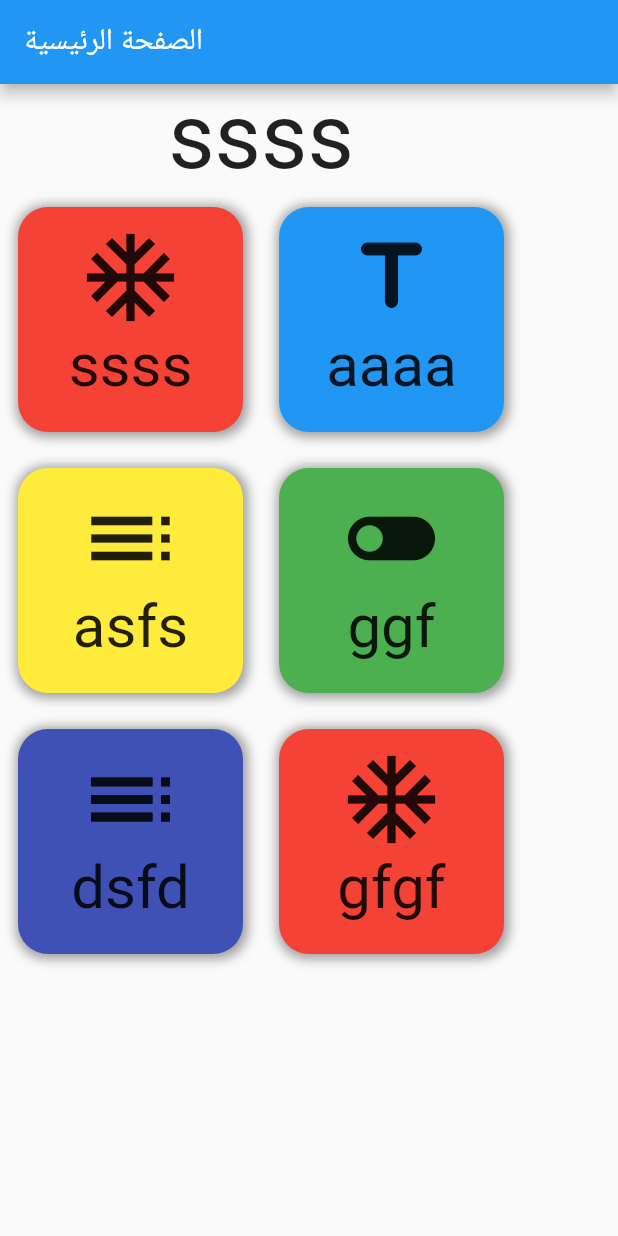
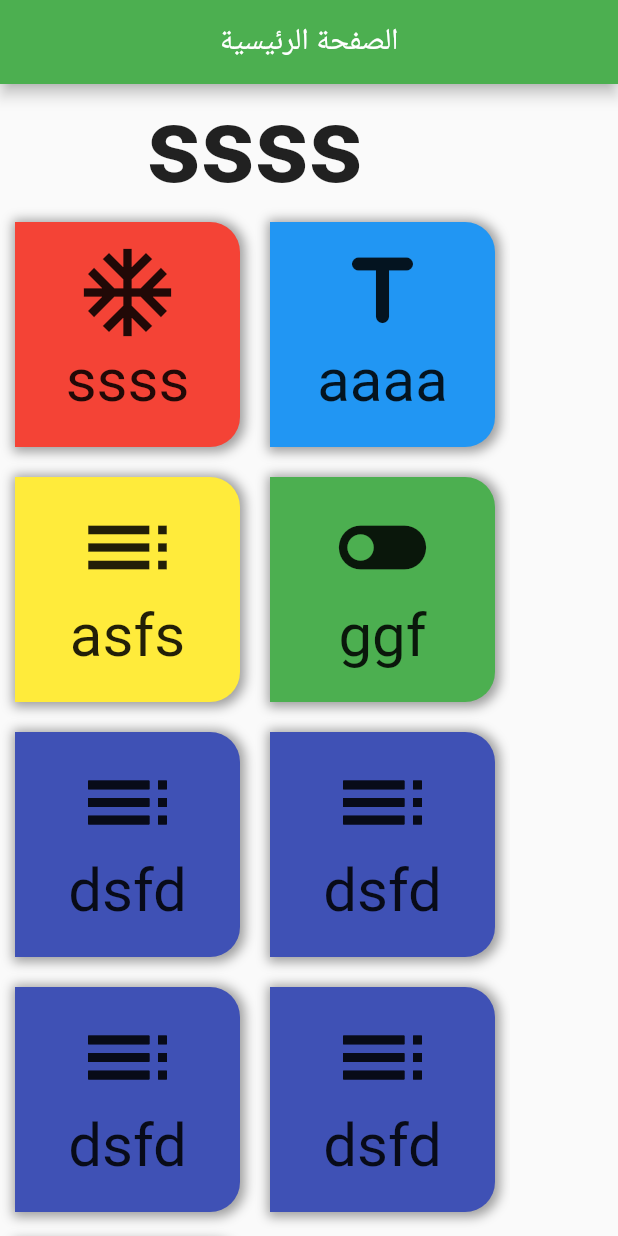
Before and after one commit to ajnaf/flutter_course, a Flutter app: the screen it shows after launch, after a tap on "ssss", on a phone screen of 412 x 824 dp. Run offline on Flutter 3.47's test engine with Material 2 defaults, Android fonts, the phone set to English and light mode, and no system bars.

Commit message:
mvvm lesson

```diff
--- a/lib/home_page.dart
+++ /dev/null
@@ -1,116 +0,0 @@
-import 'package:flutter/material.dart';
-
-class DataModel {
-  final IconData icon;
-  final String title;
-  final Color color;
-
-  DataModel({
-    this.icon,
-    this.title,
-    this.color = Colors.indigo,
-  });
-}
-
-class HomePage extends StatefulWidget {
-  final String titlePage;
-
-  HomePage({Key key, this.titlePage}) : super(key: key);
-
-  @override
-  _HomePageState createState() => _HomePageState();
-}
-
-class _HomePageState extends State<HomePage> {
-  String text = '';
-
-  final List<DataModel> data = [
-    DataModel(icon: Icons.ac_unit_outlined, title: 'ssss', color: Colors.red),
-    DataModel(icon: Icons.title_rounded, title: 'aaaa', color: Colors.blue),
-    DataModel(icon: Icons.toc_outlined, title: 'asfs', color: Colors.yellow),
-    DataModel(icon: Icons.toggle_off, title: 'ggf', color: Colors.green),
-    DataModel(
-      icon: Icons.toc_sharp,
-      title: 'dsfd',
-    ),
-    DataModel(icon: Icons.ac_unit_outlined, title: 'gfgf', color: Colors.red),
-  ];
-
-  @override
-  Widget build(BuildContext context) {
-    return Scaffold(
-      appBar: AppBar(
-        title: Text(widget.titlePage),
-      ),
-      body: SingleChildScrollView(
-        child: Column(
-          children: [
-            Text(
-              text,
-              style: TextStyle(fontSize: 60),
-            ),
-            Wrap(
-              direction: Axis.horizontal,
-              children: [
-                for (DataModel d in data)
-                  InkWell(
-                    onTap: () {
-                      setState(() {
-                        text = d.title;
-                        print(d.title);
-                      });
-                    },
-                    child: CustomContainer(
-                      d: d,
-                      title: d.title,
-                      icon: d.icon,
-                    ),
-                  ),
-              ],
-            ),
-          ],
-        ),
-      ),
-    );
-  }
-}
-
-class CustomContainer extends StatelessWidget {
-  final DataModel d;
-  final String title;
-  final IconData icon;
-  const CustomContainer({Key key, this.d, this.title, this.icon})
-      : super(key: key);
-  @override
-  Widget build(BuildContext context) {
-    return Container(
-      height: 150,
-      width: 150,
-      padding: EdgeInsets.all(12),
-      margin: EdgeInsets.all(12),
-      decoration: BoxDecoration(
-          borderRadius: BorderRadius.circular(20),
-          // border: Border.all(color: Colors.black, width: 4),
-          color: d.color,
-          boxShadow: [
-            BoxShadow(
-                offset: Offset(1, 1),
-                blurRadius: 6,
-                spreadRadius: 2,
-                color: Colors.grey)
-          ]),
-      child: Column(
-        children: [
-          Icon(
-            icon,
-            size: 70,
-          ),
-          Text(
-            d.title,
-            style: TextStyle(fontSize: 40),
-          ),
-        ],
-      ),
-    );
-  }
-}
--- a/lib/main.dart
+++ b/lib/main.dart
@@ -1,5 +1,5 @@
 import 'package:flutter/material.dart';
-import 'package:flutter_course/home_page.dart';
+import 'package:flutter_course/ui/views/home/home_view.dart';
 
 void main() {
   runApp(MyApp());
@@ -11,7 +11,7 @@ class MyApp extends StatelessWidget {
     return MaterialApp(
       title: 'الشركة العامة للكهرباء',
       theme: ThemeData(
-        primarySwatch: Colors.blue,
+        primarySwatch: Colors.green,
       ),
       home: HomePage(titlePage: 'الصفحة الرئيسية'),
     );
--- /dev/null
+++ b/lib/models/home_item.dart
@@ -0,0 +1,13 @@
+import 'package:flutter/material.dart';
+
+class HomeItem {
+  final IconData icon;
+  final String title;
+  final Color color;
+
+  HomeItem({
+    this.icon,
+    this.title,
+    this.color = Colors.indigo,
+  });
+}
--- /dev/null
+++ b/lib/ui/views/home/home_view.dart
@@ -0,0 +1,82 @@
+import 'package:flutter/cupertino.dart';
+import 'package:flutter/material.dart';
+import 'package:flutter_course/models/home_item.dart';
+import 'package:flutter_course/ui/widgets/home_container.dart';
+
+class HomePage extends StatefulWidget {
+  final String titlePage;
+
+  HomePage({Key key, this.titlePage}) : super(key: key);
+
+  @override
+  _HomePageState createState() => _HomePageState();
+}
+
+class _HomePageState extends State<HomePage> {
+  String text = '';
+
+  final List<HomeItem> data = [
+    HomeItem(icon: Icons.ac_unit_outlined, title: 'ssss', color: Colors.red),
+    HomeItem(icon: Icons.title_rounded, title: 'aaaa', color: Colors.blue),
+    HomeItem(icon: Icons.toc_outlined, title: 'asfs', color: Colors.yellow),
+    HomeItem(icon: Icons.toggle_off, title: 'ggf', color: Colors.green),
+    HomeItem(
+      icon: Icons.toc_sharp,
+      title: 'dsfd',
+    ),
+    HomeItem(
+      icon: Icons.toc_sharp,
+      title: 'dsfd',
+    ),
+    HomeItem(
+      icon: Icons.toc_sharp,
+      title: 'dsfd',
+    ),
+    HomeItem(
+      icon: Icons.toc_sharp,
+      title: 'dsfd',
+    ),
+    HomeItem(icon: Icons.ac_unit_outlined, title: 'gfgf', color: Colors.red),
+  ];
+
+  @override
+  Widget build(BuildContext context) {
+    return Scaffold(
+      appBar: AppBar(
+        title: Text(widget.titlePage),
+        centerTitle: true,
+        elevation: 4,
+        shadowColor: Colors.black,
+        // backgroundColor: Colors.red,
+      ),
+      body: SingleChildScrollView(
+        scrollDirection: Axis.vertical,
+        child: Column(
+          children: [
+            Text(
+              text,
+              style: TextStyle(fontWeight: FontWeight.bold, fontSize: 70),
+            ),
+            Wrap(
+              direction: Axis.horizontal,
+              children: [
+                for (HomeItem homeItem in data)
+                  InkWell(
+                    onTap: () {
+                      setState(() {
+                        text = homeItem.title;
+                        print(homeItem.title);
+                      });
+                    },
+                    child: CustomContainer(
+                      homeItem: homeItem,
+                    ),
+                  ),
+              ],
+            ),
+          ],
+        ),
+      ),
+    );
+  }
+}
--- /dev/null
+++ b/lib/ui/widgets/home_container.dart
@@ -0,0 +1,43 @@
+import 'package:flutter/material.dart';
+import 'package:flutter_course/models/home_item.dart';
+
+class CustomContainer extends StatelessWidget {
+  final HomeItem homeItem;
+
+  const CustomContainer({
+    Key key,
+    this.homeItem,
+  }) : super(key: key);
+  @override
+  Widget build(BuildContext context) {
+    return Container(
+      height: 150,
+      width: 150,
+      padding: EdgeInsets.symmetric(horizontal: 12, vertical: 12),
+      margin: EdgeInsets.all(10),
+      decoration: BoxDecoration(
+          borderRadius: BorderRadius.horizontal(right: Radius.circular(20)),
+          // border: Border.all(color: Colors.black, width: 4),
+          color: homeItem.color,
+          boxShadow: [
+            BoxShadow(
+                offset: Offset(1, 1),
+                blurRadius: 6,
+                spreadRadius: 2,
+                color: Colors.grey)
+          ]),
+      child: Column(
+        children: [
+          Icon(
+            homeItem.icon,
+            size: 70,
+          ),
+          Text(
+            homeItem.title,
+            style: TextStyle(fontSize: 40),
+          ),
+        ],
+      ),
+    );
+  }
+}
```
